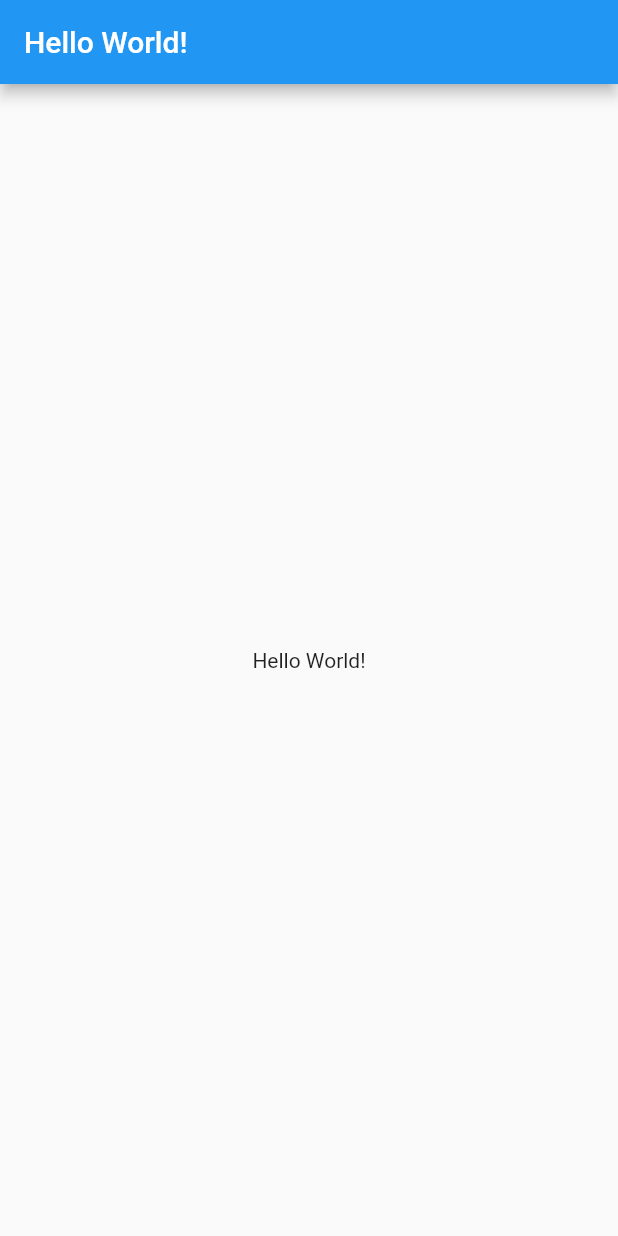
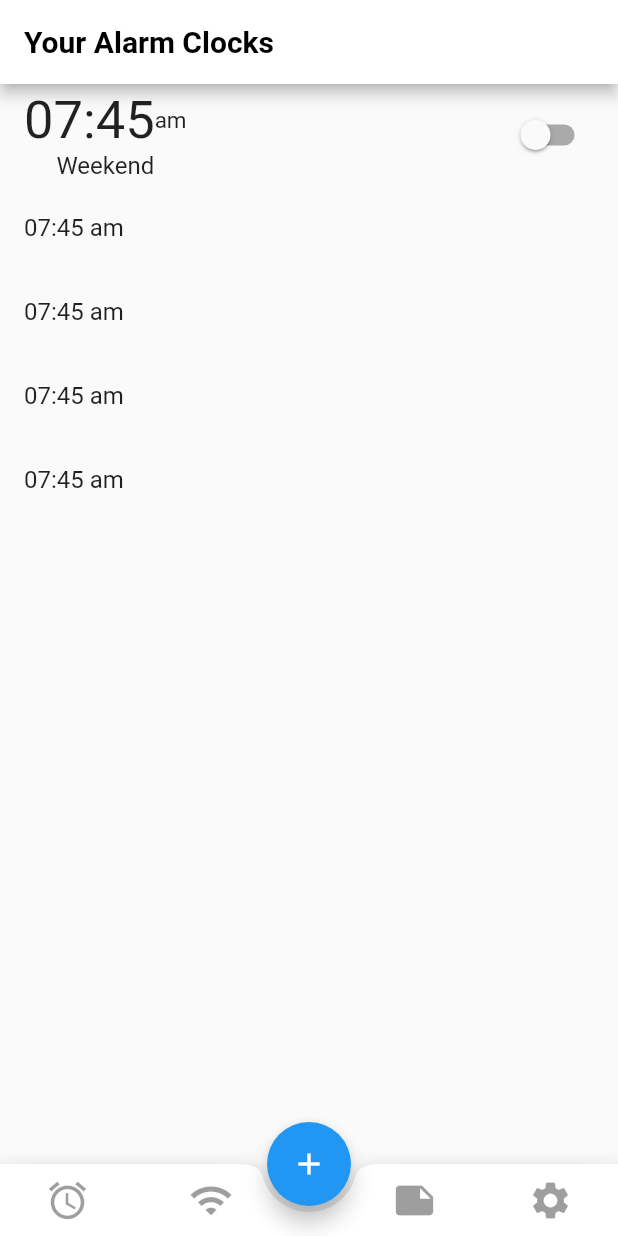
Before and after one commit to TaimoorSaeed/flutter_alarm_clock_app, a Flutter app: the screen it shows after launch, on a phone screen of 412 x 824 dp. Run offline on Flutter 3.47's test engine with Material 2 defaults, Android fonts, the phone set to English and light mode, and no system bars.

Commit message:
Added text and toggle

```diff
--- a/lib/clock_alarm.dart
+++ b/lib/clock_alarm.dart
@@ -1,17 +1,105 @@
+import 'package:alarm_clock_app/main.dart';
 import 'package:flutter/material.dart';
+
+bool isSwitched = false;
 
 class ClockApp extends StatelessWidget {
   @override
   Widget build(BuildContext context) {
     return MaterialApp(
       title: 'Test App',
+      color: Colors.white,
       home: Scaffold(
         appBar: AppBar(
-          title: Text('Hello World!'),
+          title: Text('Your Alarm Clocks'),
+          backgroundColor: Colors.white,
+            textTheme: TextTheme (
+              title:  TextStyle (
+                color:  Colors.black,
+                    fontSize: 20,
+                fontWeight: FontWeight.bold
+              )
+            ),
         ),
-        body: Center(
-          child: Text('Hello World!'),
+        body: ListView(
+          children: <Widget>[
+            ListTile(
+              title: Row(
+                mainAxisAlignment: MainAxisAlignment.spaceBetween,
+                children: <Widget>[
+                  Column(
+                    children: <Widget>[
+                    Row(
+
+                      children: <Widget>[
+                        Text('07:45', style: TextStyle(
+                            fontSize:35,
+                        ),),
+                        Text('am', style: TextStyle(
+                            fontSize:15
+                        ),),
+                      ],
+                    ),
+                      Text('Weekend'),
+                    ],
+                  ),
+                  Switch(
+                    value: isSwitched,
+                    onChanged : (value) {
+                      isSwitched = value;
+                    }
+                    ),
+            ])),
+            ListTile(
+              title: Text('07:45 am'),
+            ),
+            ListTile(
+              title: Text('07:45 am'),
+            ),
+            ListTile(
+              title: Text('07:45 am'),
+            ),
+            ListTile(
+              title: Text('07:45 am'),
+            ),
+          ],
         ),
+        floatingActionButtonLocation: FloatingActionButtonLocation.centerDocked,
+        floatingActionButton: FloatingActionButton(
+          child: const Icon(Icons.add),
+          onPressed: () {},
+        ),
+        bottomNavigationBar: BottomAppBar(
+            shape: CircularNotchedRectangle(),
+            notchMargin: 4.0,
+            child: new Row(
+              mainAxisSize: MainAxisSize.max,
+              mainAxisAlignment: MainAxisAlignment.spaceBetween,
+              children: <Widget>[
+//              IconButton(icon: Icon(Icons.menu), onPressed: () {},),
+//              IconButton(icon: Icon(Icons.search), onPressed: () {},),
+                IconButton(
+                  iconSize: 30.0,
+                  padding: EdgeInsets.only(left: 30.0, right: 5),
+                  icon: Icon(Icons.alarm),
+                ),
+                IconButton(
+                  iconSize: 30.0,
+                  padding: EdgeInsets.only(left: 5.0, right: 25),
+                  icon: Icon(Icons.wifi),
+                ),
+                IconButton(
+                  iconSize: 30.0,
+                  padding: EdgeInsets.only(left: 25.0, right: 5),
+                  icon: Icon(Icons.note),
+                ),
+                IconButton(
+                  iconSize: 30.0,
+                  padding: EdgeInsets.only(left: 0.0, right: 30.0),
+                  icon: Icon(Icons.settings),
+                ),
+              ],
+            )),
       ),
     );
   }
--- a/lib/main.dart
+++ b/lib/main.dart
@@ -1,5 +1,4 @@
 import 'package:flutter/material.dart';
-
 import 'clock_alarm.dart';
 
 void main() => runApp(ClockApp());
--- a/pubspec.yaml
+++ b/pubspec.yaml
@@ -40,6 +40,7 @@ flutter:
   # the material Icons class.
   uses-material-design: true
 
+
   # To add assets to your application, add an assets section, like this:
   # assets:
   #  - images/a_dot_burr.jpeg
```
